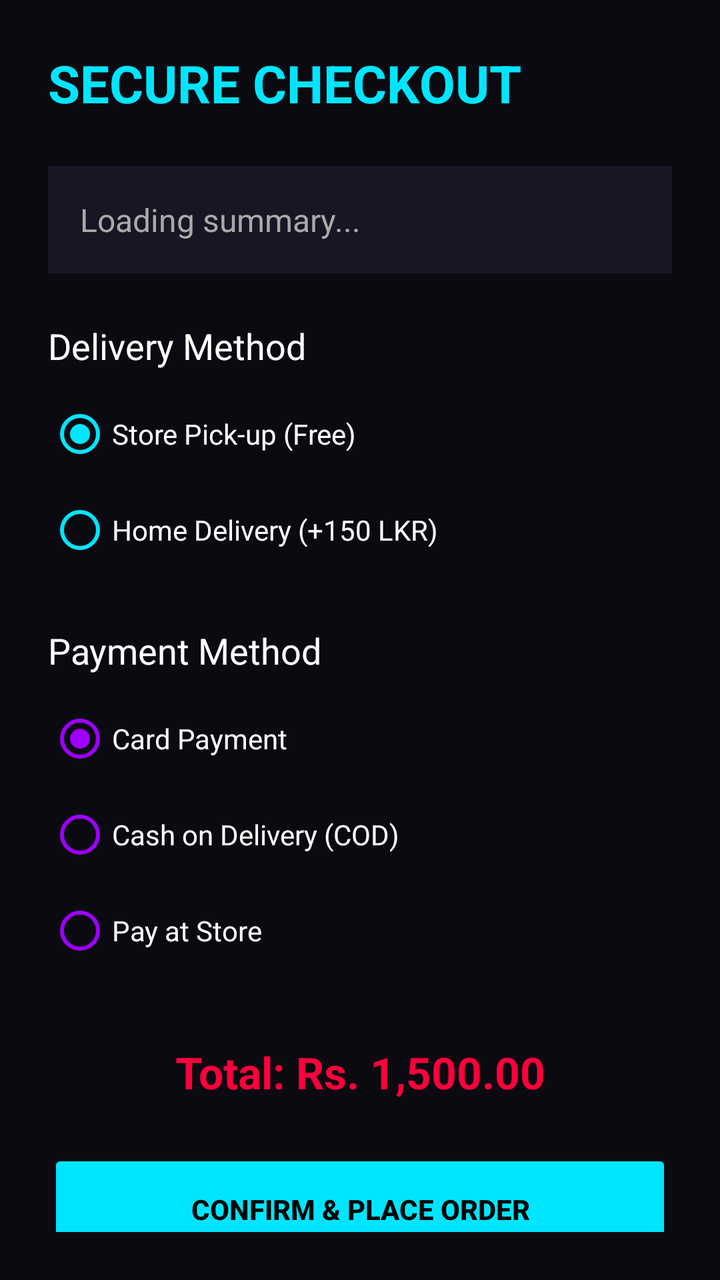
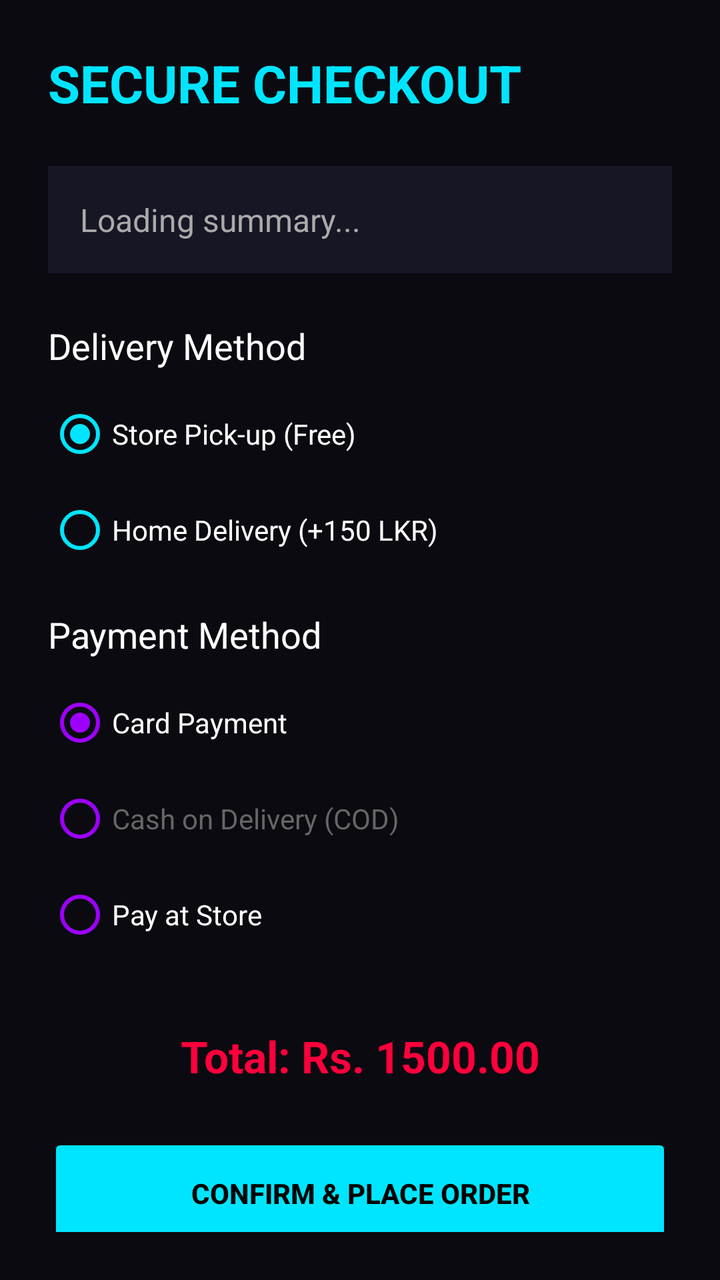

Screens rendered from an Android XML layout before and after an edit, with the pre-edit source and the edit as a unified diff.
<!-- AndroidManifest.xml: application theme Theme.PrintXpress -->
<!-- res/layout/activity_checkout.xml -->
<?xml version="1.0" encoding="utf-8"?>
<ScrollView xmlns:android="http://schemas.android.com/apk/res/android"
    android:layout_width="match_parent"
    android:layout_height="match_parent"
    android:background="#0A0A10"
    android:padding="24dp">

    <LinearLayout
        android:layout_width="match_parent"
        android:layout_height="wrap_content"
        android:orientation="vertical">

        <TextView android:layout_width="match_parent" android:layout_height="wrap_content" android:text="SECURE CHECKOUT" android:textSize="26sp" android:textStyle="bold" android:textColor="#00E5FF" android:layout_marginBottom="24dp"/>

        <TextView android:id="@+id/tvOrderSummary" android:layout_width="match_parent" android:layout_height="wrap_content" android:text="Loading summary..." android:textColor="#AAAAAA" android:textSize="16sp" android:background="#161625" android:padding="16dp" android:layout_marginBottom="24dp"/>

        <TextView android:layout_width="wrap_content" android:layout_height="wrap_content" android:text="Delivery Method" android:textColor="#FFFFFF" android:textSize="18sp" android:layout_marginBottom="8dp"/>
        <RadioGroup android:id="@+id/rgDelivery" android:layout_width="match_parent" android:layout_height="wrap_content" android:layout_marginBottom="24dp">
            <RadioButton android:id="@+id/rbPickup" android:layout_width="wrap_content" android:layout_height="wrap_content" android:text="Store Pick-up (Free)" android:textColor="#FFF" android:buttonTint="#00E5FF" android:checked="true"/>
            <RadioButton android:id="@+id/rbDelivery" android:layout_width="wrap_content" android:layout_height="wrap_content" android:text="Home Delivery (+150 LKR)" android:textColor="#FFF" android:buttonTint="#00E5FF"/>
        </RadioGroup>

        <TextView android:layout_width="wrap_content" android:layout_height="wrap_content" android:text="Payment Method" android:textColor="#FFFFFF" android:textSize="18sp" android:layout_marginBottom="8dp"/>
        <RadioGroup android:id="@+id/rgPayment" android:layout_width="match_parent" android:layout_height="wrap_content" android:layout_marginBottom="32dp">
            <RadioButton android:id="@+id/rbCard" android:layout_width="wrap_content" android:layout_height="wrap_content" android:text="Card Payment" android:textColor="#FFF" android:buttonTint="#9D00FF" android:checked="true"/>
            <RadioButton android:id="@+id/rbCOD" android:layout_width="wrap_content" android:layout_height="wrap_content" android:text="Cash on Delivery (COD)" android:textColor="#FFF" android:buttonTint="#9D00FF"/>
            <RadioButton android:id="@+id/rbStore" android:layout_width="wrap_content" android:layout_height="wrap_content" android:text="Pay at Store" android:textColor="#FFF" android:buttonTint="#9D00FF"/>
        </RadioGroup>

        <TextView android:id="@+id/tvTotal" android:layout_width="match_parent" android:layout_height="wrap_content" android:text="Total: Rs. 1,500.00" android:textSize="22sp" android:textStyle="bold" android:textColor="#FF003C" android:gravity="center" android:layout_marginBottom="24dp"/>

        <androidx.appcompat.widget.AppCompatButton
            android:id="@+id/btnConfirmPayment"
            android:layout_width="match_parent"
            android:layout_height="60dp"
            android:text="CONFIRM &amp; PLACE ORDER"
            android:textColor="#000000"
            android:backgroundTint="#00E5FF"
            android:textStyle="bold"/>
    </LinearLayout>
</ScrollView>
<!-- resources referenced by this layout -->
<resources>
  <style name="Theme.PrintXpress" parent="Base.Theme.PrintXpress" />
  <style name="Base.Theme.PrintXpress" parent="Theme.MaterialComponents.DayNight.NoActionBar">
          
          <item name="colorPrimary">@color/cyber_cyan</item>
          <item name="colorPrimaryVariant">@color/cyber_purple</item>
          <item name="colorOnPrimary">@color/white</item>
          <item name="colorSecondary">@color/cyber_pink</item>
  
          
          <item name="android:windowBackground">@color/cyber_light_bg</item>
          <item name="colorSurface">@color/cyber_card_light</item>
          <item name="android:textColor">@color/black</item>
      </style>
  <color name="cyber_cyan">#00E5FF</color>
  <color name="cyber_purple">#9D00FF</color>
  <color name="white">#FFFFFFFF</color>
  <color name="cyber_pink">#FF003C</color>
  <color name="cyber_light_bg">#F4F4FA</color>
  <color name="cyber_card_light">#FFFFFF</color>
  <color name="black">#FF000000</color>
</resources>

<!-- the commit's change to res/layout/activity_checkout.xml (unified diff, before → after) -->
@@ -15,19 +15,48 @@
         <TextView android:id="@+id/tvOrderSummary" android:layout_width="match_parent" android:layout_height="wrap_content" android:text="Loading summary..." android:textColor="#AAAAAA" android:textSize="16sp" android:background="#161625" android:padding="16dp" android:layout_marginBottom="24dp"/>
 
         <TextView android:layout_width="wrap_content" android:layout_height="wrap_content" android:text="Delivery Method" android:textColor="#FFFFFF" android:textSize="18sp" android:layout_marginBottom="8dp"/>
-        <RadioGroup android:id="@+id/rgDelivery" android:layout_width="match_parent" android:layout_height="wrap_content" android:layout_marginBottom="24dp">
+        <RadioGroup android:id="@+id/rgDelivery" android:layout_width="match_parent" android:layout_height="wrap_content" android:layout_marginBottom="16dp">
             <RadioButton android:id="@+id/rbPickup" android:layout_width="wrap_content" android:layout_height="wrap_content" android:text="Store Pick-up (Free)" android:textColor="#FFF" android:buttonTint="#00E5FF" android:checked="true"/>
             <RadioButton android:id="@+id/rbDelivery" android:layout_width="wrap_content" android:layout_height="wrap_content" android:text="Home Delivery (+150 LKR)" android:textColor="#FFF" android:buttonTint="#00E5FF"/>
         </RadioGroup>
 
+        
+        <LinearLayout
+            android:id="@+id/llAddressContainer"
+            android:layout_width="match_parent"
+            android:layout_height="wrap_content"
+            android:orientation="vertical"
+            android:visibility="gone"
+            android:layout_marginBottom="24dp">
+
+            <TextView
+                android:layout_width="wrap_content"
+                android:layout_height="wrap_content"
+                android:text="Delivery Address"
+                android:textColor="#FFFFFF"
+                android:textSize="14sp"
+                android:layout_marginBottom="4dp"/>
+
+            <EditText
+                android:id="@+id/etCheckoutAddress"
+                android:layout_width="match_parent"
+                android:layout_height="wrap_content"
+                android:hint="e.g. Wattala, Western Province"
+                android:textColor="#FFFFFF"
+                android:textColorHint="#888888"
+                android:inputType="textMultiLine"
+                android:background="#161625"
+                android:padding="12dp"/>
+        </LinearLayout>
+
         <TextView android:layout_width="wrap_content" android:layout_height="wrap_content" android:text="Payment Method" android:textColor="#FFFFFF" android:textSize="18sp" android:layout_marginBottom="8dp"/>
         <RadioGroup android:id="@+id/rgPayment" android:layout_width="match_parent" android:layout_height="wrap_content" android:layout_marginBottom="32dp">
             <RadioButton android:id="@+id/rbCard" android:layout_width="wrap_content" android:layout_height="wrap_content" android:text="Card Payment" android:textColor="#FFF" android:buttonTint="#9D00FF" android:checked="true"/>
-            <RadioButton android:id="@+id/rbCOD" android:layout_width="wrap_content" android:layout_height="wrap_content" android:text="Cash on Delivery (COD)" android:textColor="#FFF" android:buttonTint="#9D00FF"/>
+            <RadioButton android:id="@+id/rbCOD" android:layout_width="wrap_content" android:layout_height="wrap_content" android:text="Cash on Delivery (COD)" android:textColor="#666666" android:buttonTint="#9D00FF" android:enabled="false"/>
             <RadioButton android:id="@+id/rbStore" android:layout_width="wrap_content" android:layout_height="wrap_content" android:text="Pay at Store" android:textColor="#FFF" android:buttonTint="#9D00FF"/>
         </RadioGroup>
 
-        <TextView android:id="@+id/tvTotal" android:layout_width="match_parent" android:layout_height="wrap_content" android:text="Total: Rs. 1,500.00" android:textSize="22sp" android:textStyle="bold" android:textColor="#FF003C" android:gravity="center" android:layout_marginBottom="24dp"/>
+        <TextView android:id="@+id/tvTotal" android:layout_width="match_parent" android:layout_height="wrap_content" android:text="Total: Rs. 1500.00" android:textSize="22sp" android:textStyle="bold" android:textColor="#FF003C" android:gravity="center" android:layout_marginBottom="24dp"/>
 
         <androidx.appcompat.widget.AppCompatButton
             android:id="@+id/btnConfirmPayment"
